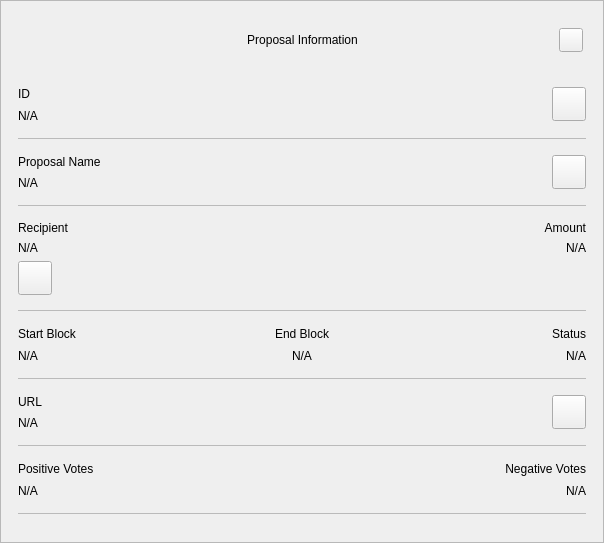
Above: src/qt/pivx/forms/proposalinfodialog.ui from Liquid369/PIVX before the change. Below: the same form after it.
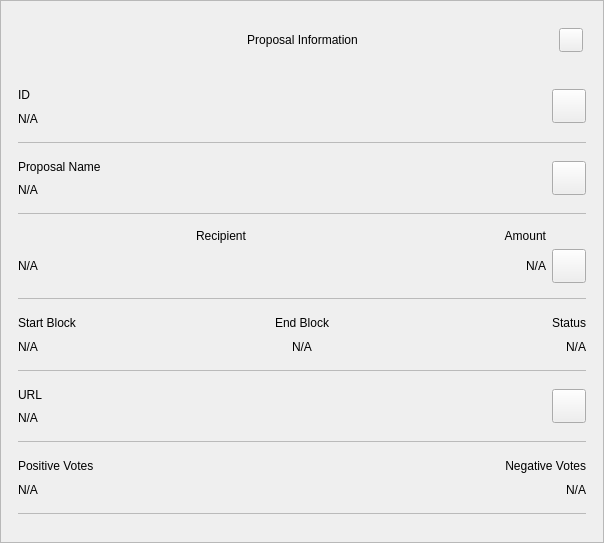
That is the form after the change.

Commit message: Adjust copy button

```diff
--- a/src/qt/pivx/forms/proposalinfodialog.ui
+++ b/src/qt/pivx/forms/proposalinfodialog.ui
@@ -218,8 +218,8 @@
              <rect>
               <x>0</x>
               <y>0</y>
-              <width>600</width>
-              <height>439</height>
+              <width>585</width>
+              <height>518</height>
              </rect>
             </property>
             <property name="autoFillBackground">
@@ -430,7 +430,7 @@
                    <property name="rightMargin">
                     <number>0</number>
                    </property>
-                   <item row="1" column="0">
+                   <item row="2" column="0">
                     <widget class="QLabel" name="textRecipient">
                      <property name="text">
                       <string notr="true">N/A</string>
@@ -440,45 +440,7 @@
                      </property>
                     </widget>
                    </item>
-                   <item>
-                   <widget class="QPushButton" name="btnRecipientCopy">
-                     <property name="minimumSize">
-                      <size>
-                       <width>34</width>
-                       <height>34</height>
-                      </size>
-                     </property>
-                     <property name="maximumSize">
-                      <size>
-                       <width>34</width>
-                       <height>34</height>
-                      </size>
-                     </property>
-                     <property name="focusPolicy">
-                      <enum>Qt::NoFocus</enum>
-                     </property>
-                     <property name="text">
-                      <string/>
-                     </property>
-                     <property name="iconSize">
-                      <size>
-                       <width>24</width>
-                       <height>24</height>
-                      </size>
-                     </property>
-                    </widget>
-                    </item>
-                   <item row="1" column="2">
-                    <widget class="QLabel" name="textAmount">
-                     <property name="text">
-                      <string notr="true">N/A</string>
-                     </property>
-                     <property name="alignment">
-                      <set>Qt::AlignRight|Qt::AlignTrailing|Qt::AlignVCenter</set>
-                     </property>
-                    </widget>
-                   </item>
-                   <item row="0" column="0">
+                   <item row="0" column="1">
                     <widget class="QLabel" name="labelRecipient">
                      <property name="maximumSize">
                       <size>
@@ -510,6 +472,44 @@
                      </property>
                     </widget>
                    </item>
+                   <item row="2" column="2">
+                    <widget class="QLabel" name="textAmount">
+                     <property name="text">
+                      <string notr="true">N/A</string>
+                     </property>
+                     <property name="alignment">
+                      <set>Qt::AlignRight|Qt::AlignTrailing|Qt::AlignVCenter</set>
+                     </property>
+                    </widget>
+                   </item>
+                   <item row="2" column="3">
+                    <widget class="QPushButton" name="btnRecipientCopy">
+                     <property name="minimumSize">
+                      <size>
+                       <width>34</width>
+                       <height>34</height>
+                      </size>
+                     </property>
+                     <property name="maximumSize">
+                      <size>
+                       <width>34</width>
+                       <height>34</height>
+                      </size>
+                     </property>
+                     <property name="focusPolicy">
+                      <enum>Qt::NoFocus</enum>
+                     </property>
+                     <property name="text">
+                      <string/>
+                     </property>
+                     <property name="iconSize">
+                      <size>
+                       <width>24</width>
+                       <height>24</height>
+                      </size>
+                     </property>
+                    </widget>
+                   </item>
                   </layout>
                  </widget>
                 </item>
```
Left out of the diff: 76 changed lines with no effect on the pictures.
